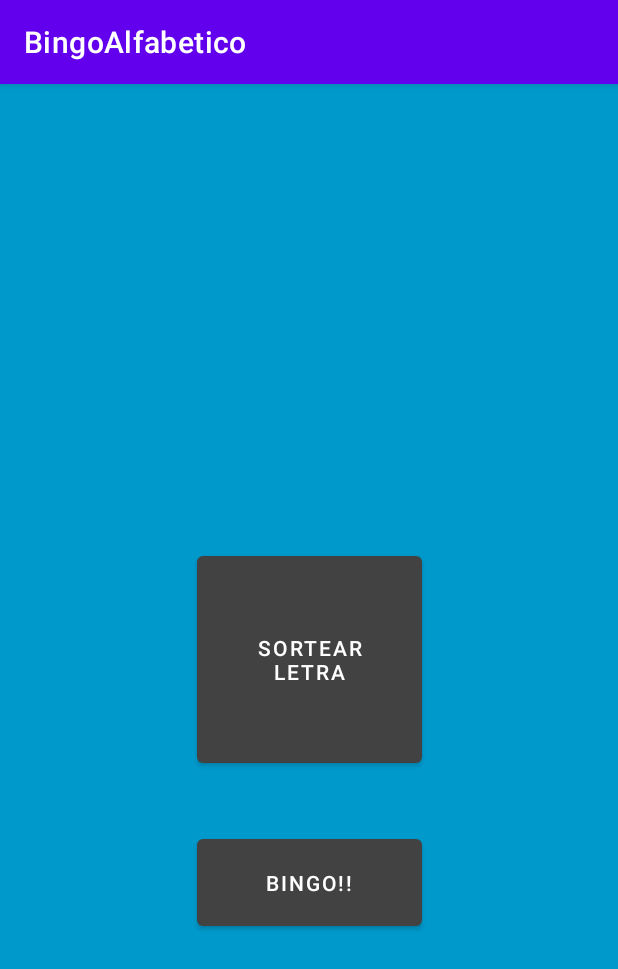
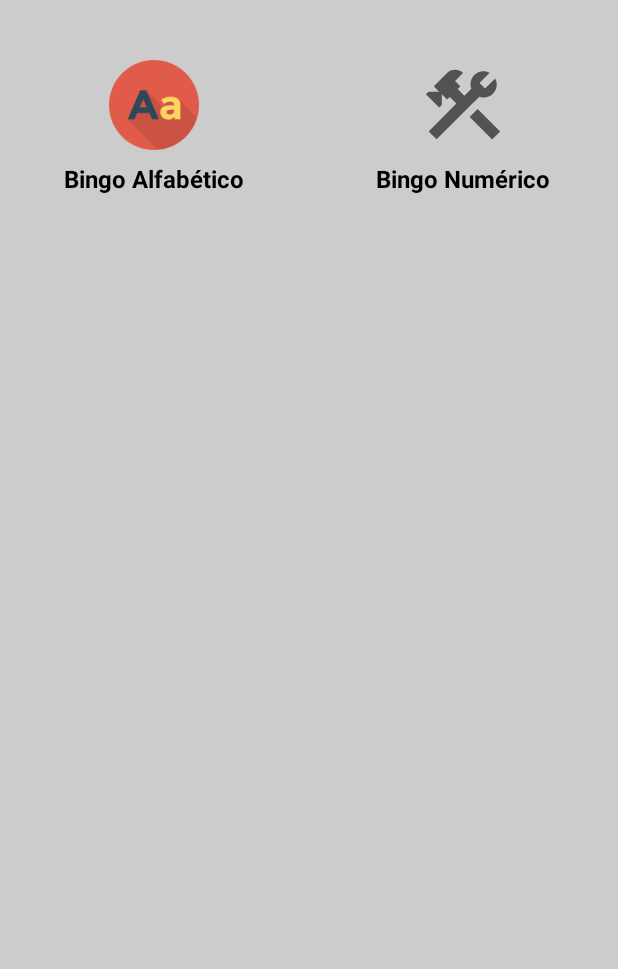
Before and after one commit to andersonluisp/bingoalfabetico, an Android app: the screen it shows after launch (MainActivity before the commit, HomeActivity after it), on a phone screen of 412 x 824 dp. Shown: the top 969 px of the screen. Run offline under Robolectric (Android 15) with nearby library versions, the phone set to English and light mode, and no system bars.

Commit message:
Criação da tela inicial de menu e organização do código do Bingo Alfabeto Acitivty

```diff
--- a/app/src/main/AndroidManifest.xml
+++ b/app/src/main/AndroidManifest.xml
@@ -9,13 +9,15 @@
         android:roundIcon="@mipmap/ic_launcher_round"
         android:supportsRtl="true"
         android:theme="@style/Theme.BingoAlfabetico">
-        <activity android:name=".MainActivity">
+        <activity android:name=".HomeActivity">
             <intent-filter>
                 <action android:name="android.intent.action.MAIN" />
 
                 <category android:name="android.intent.category.LAUNCHER" />
             </intent-filter>
         </activity>
+        <activity android:name=".BingoAlfabeticoActivity">
+        </activity>
     </application>
 
 </manifest>
--- /dev/null
+++ b/app/src/main/java/com/example/bingoalfabetico/ClickItemMenuListener.kt
@@ -0,0 +1,5 @@
+package com.example.bingoalfabetico
+
+interface ClickItemMenuListener {
+    fun clickItemMenu(homeMenu: HomeMenu)
+}
--- /dev/null
+++ b/app/src/main/java/com/example/bingoalfabetico/HomeActivity.kt
@@ -0,0 +1,67 @@
+package com.example.bingoalfabetico
+
+import android.app.Dialog
+import android.content.DialogInterface
+import android.content.Intent
+import androidx.appcompat.app.AppCompatActivity
+import android.os.Bundle
+import android.system.Os.close
+import android.widget.Toast
+import androidx.appcompat.app.AlertDialog
+import androidx.recyclerview.widget.GridLayoutManager
+import androidx.recyclerview.widget.RecyclerView
+
+class HomeActivity : AppCompatActivity(), ClickItemMenuListener {
+    private val rvList: RecyclerView by lazy {
+        findViewById<RecyclerView>(R.id.rv_list)
+    }
+
+    private val adapter = HomeAdapter(this)
+
+
+    override fun onCreate(savedInstanceState: Bundle?) {
+        super.onCreate(savedInstanceState)
+        setContentView(R.layout.activity_home)
+
+        bindViews()
+        updateList()
+    }
+
+    private fun bindViews(){
+        rvList.adapter = adapter
+        rvList.layoutManager = GridLayoutManager(this, 2)
+    }
+
+    private fun updateList() {
+        adapter.updateList(
+            arrayListOf(
+                HomeMenu(
+                    "Bingo Alfabético",
+                    R.drawable.ic_alfabetico,
+                    BingoAlfabeticoActivity(),
+                    true
+                ),
+                HomeMenu(
+                    "Bingo Numérico",
+                    R.drawable.ic_construction,
+                    HomeActivity(),
+                    false
+                )
+            )
+        )
+    }
+
+    override fun clickItemMenu(homeMenu: HomeMenu) {
+        if (!homeMenu.ativo){
+            val builder = AlertDialog.Builder(this)
+            builder.setTitle("Em contrução")
+            builder.setMessage("Este jogo está em construção")
+            builder.setPositiveButton("Ok", {dialogInterface: DialogInterface, i: Int -> })
+            builder.show()
+        }else {
+            val id = homeMenu.activity::class.java
+            val intent = Intent(this, id)
+            startActivity(intent)
+        }
+    }
+}
--- /dev/null
+++ b/app/src/main/java/com/example/bingoalfabetico/HomeAdapter.kt
@@ -0,0 +1,52 @@
+package com.example.bingoalfabetico
+
+import android.view.LayoutInflater
+import android.view.View
+import android.view.ViewGroup
+import android.widget.ImageView
+import android.widget.TextView
+import androidx.recyclerview.widget.RecyclerView
+
+class HomeAdapter(var listener: ClickItemMenuListener) : RecyclerView.Adapter<HomeAdapter.HomeAdapterViewholder>(){
+
+    private val list: MutableList<HomeMenu> = mutableListOf()
+
+    override fun onCreateViewHolder(parent: ViewGroup, viewType: Int): HomeAdapterViewholder {
+        val view = LayoutInflater.from(parent.context).inflate(R.layout.homemenu_item, parent, false)
+        return HomeAdapterViewholder(view, list, listener)
+    }
+
+    override fun onBindViewHolder(holder: HomeAdapterViewholder, position: Int) {
+        holder.bind(list[position])
+    }
+
+    override fun getItemCount(): Int {
+        return list.size
+    }
+
+    fun updateList(list: List<HomeMenu>){
+        this.list.clear()
+        this.list.addAll(list)
+        notifyDataSetChanged()
+    }
+
+    class HomeAdapterViewholder(
+        itemView: View,
+        var list: List<HomeMenu>,
+        var listener: ClickItemMenuListener
+        ): RecyclerView.ViewHolder(itemView){
+        private val tvName: TextView = itemView.findViewById(R.id.tv_homeMenu)
+        private val ivMenu: ImageView = itemView.findViewById(R.id.iv_homeMenu)
+
+        init {
+            itemView.setOnClickListener{
+                listener.clickItemMenu(list[adapterPosition])
+            }
+        }
+
+        fun bind(homeMenu: HomeMenu) {
+            tvName.text = homeMenu.name
+            ivMenu.setImageResource(homeMenu.image)
+        }
+    }
+}
--- /dev/null
+++ b/app/src/main/java/com/example/bingoalfabetico/HomeMenu.kt
@@ -0,0 +1,12 @@
+package com.example.bingoalfabetico
+
+import android.app.Activity
+import android.media.Image
+import android.service.voice.VoiceInteractionSession
+
+data class HomeMenu (
+        var name: String,
+        var image: Int,
+        var activity: Activity,
+        var ativo: Boolean
+)
--- a/app/src/main/java/com/example/bingoalfabetico/MainActivity.kt
+++ /dev/null
@@ -1,107 +0,0 @@
-package com.example.bingoalfabetico
-
-import androidx.appcompat.app.AppCompatActivity
-import android.os.Bundle
-import android.media.MediaPlayer
-import androidx.core.util.rangeTo
-import kotlinx.android.synthetic.main.activity_main.*
-
-
-class MainActivity : AppCompatActivity() {
-    private var audioLetra: MediaPlayer? = null
-    private val alfabeto: MutableList<String?> = mutableListOf("A", "B", "C", "D", "E", "F", "G", "H", "I", "J", "K", "L", "M", "N", "O", "P", "Q", "R", "S", "T", "U", "V", "W", "X", "Y", "Z")
-    private val letrasSorteadas: MutableList<String?> = mutableListOf()
-    private var bingo = 0
-    private var letraSorteada = ""
-    private var contador = 0
-
-    override fun onCreate(savedInstanceState: Bundle?) {
-        super.onCreate(savedInstanceState)
-        setContentView(R.layout.activity_main)
-
-        val btPlay = playButton
-        val btBingo = bingoButton
-
-        embaralharLetras()
-
-        btPlay.setOnClickListener {
-        if (bingo == 1){
-            embaralharLetras()
-            bingo = 0
-            falarLetra()
-            playButton.setText("Sortear outra letra")
-
-        }
-        else {
-            falarLetra()
-        }
-        }
-
-        btBingo.setOnClickListener{
-            bingo()
-        }
-
-        }
-
-    private fun falarLetra(){
-         if (contador > 25) {
-             bingo()
-             textView.setText("TODAS AS LETRAS FORAM SORTEADAS\n" +
-                     "A sequência das letras sorteadas foram:\n $letrasSorteadas\"")
-         }
-         else {
-             letraSorteada = alfabeto[contador].toString()
-             when {
-                 letraSorteada == "A" -> audioLetra = MediaPlayer.create(this, R.raw.a)
-                 letraSorteada == "B" -> audioLetra = MediaPlayer.create(this, R.raw.b)
-                 letraSorteada == "C" -> audioLetra = MediaPlayer.create(this, R.raw.c)
-                 letraSorteada == "D" -> audioLetra = MediaPlayer.create(this, R.raw.d)
-                 letraSorteada == "E" -> audioLetra = MediaPlayer.create(this, R.raw.e)
-                 letraSorteada == "F" -> audioLetra = MediaPlayer.create(this, R.raw.f)
-                 letraSorteada == "G" -> audioLetra = MediaPlayer.create(this, R.raw.g)
-                 letraSorteada == "H" -> audioLetra = MediaPlayer.create(this, R.raw.h)
-                 letraSorteada == "I" -> audioLetra = MediaPlayer.create(this, R.raw.i)
-                 letraSorteada == "J" -> audioLetra = MediaPlayer.create(this, R.raw.j)
-                 letraSorteada == "K" -> audioLetra = MediaPlayer.create(this, R.raw.k)
-                 letraSorteada == "L" -> audioLetra = MediaPlayer.create(this, R.raw.l)
-                 letraSorteada == "M" -> audioLetra = MediaPlayer.create(this, R.raw.m)
-                 letraSorteada == "N" -> audioLetra = MediaPlayer.create(this, R.raw.n)
-                 letraSorteada == "O" -> audioLetra = MediaPlayer.create(this, R.raw.o)
-                 letraSorteada == "P" -> audioLetra = MediaPlayer.create(this, R.raw.p)
-                 letraSorteada == "Q" -> audioLetra = MediaPlayer.create(this, R.raw.q)
-                 letraSorteada == "R" -> audioLetra = MediaPlayer.create(this, R.raw.r)
-                 letraSorteada == "S" -> audioLetra = MediaPlayer.create(this, R.raw.s)
-                 letraSorteada == "T" -> audioLetra = MediaPlayer.create(this, R.raw.t)
-                 letraSorteada == "U" -> audioLetra = MediaPlayer.create(this, R.raw.u)
-                 letraSorteada == "V" -> audioLetra = MediaPlayer.create(this, R.raw.v)
-                 letraSorteada == "W" -> audioLetra = MediaPlayer.create(this, R.raw.w)
-                 letraSorteada == "X" -> audioLetra = MediaPlayer.create(this, R.raw.x)
-                 letraSorteada == "Y" -> audioLetra = MediaPlayer.create(this, R.raw.y)
-                 letraSorteada == "Z" -> audioLetra = MediaPlayer.create(this, R.raw.z)
-             }
-             audioLetra?.start()
-             textView.setText("LETRA ${letraSorteada}")
-             letrasSorteadas.add(letraSorteada)
-             contador++
-         }
-
-
-    }
-
-    private fun embaralharLetras(){
-        alfabeto.shuffle()
-    }
-
-    private fun bingo() {
-        var listaLetrasSorteadas: String = ""
-        letrasSorteadas.forEach { listaLetrasSorteadas = (listaLetrasSorteadas + "$it - ") }
-        textView.setText("BINGO!!!\n" +
-                "AS LETRAS SORTEADAS FORAM:\n" +
-                " ${listaLetrasSorteadas.removeRange((listaLetrasSorteadas.lastIndex - 2), listaLetrasSorteadas.lastIndex + 1)}")
-        bingo = 1
-        contador = 0
-        playButton.setText("Outra Rodada")
-        letrasSorteadas.clear()
-        listaLetrasSorteadas = ""
-    }
-}
--- /dev/null
+++ b/app/src/main/res/drawable/ic_bingoalfabetico.xml
@@ -0,0 +1,5 @@
+<vector android:height="80dp" android:tint="?attr/colorControlNormal"
+    android:viewportHeight="24" android:viewportWidth="24"
+    android:width="80dp" xmlns:android="http://schemas.android.com/apk/res/android">
+    <path android:fillColor="@android:color/white" android:pathData="M7.59,5.41c-0.78,-0.78 -0.78,-2.05 0,-2.83 0.78,-0.78 2.05,-0.78 2.83,0 0.78,0.78 0.78,2.05 0,2.83 -0.79,0.79 -2.05,0.79 -2.83,0zM6,16L6,7L4,7v9c0,2.76 2.24,5 5,5h6v-2L9,19c-1.66,0 -3,-1.34 -3,-3zM20,20.07L14.93,15L11.5,15v-3.68c1.4,1.15 3.6,2.16 5.5,2.16v-2.16c-1.66,0.02 -3.61,-0.87 -4.67,-2.04l-1.4,-1.55c-0.19,-0.21 -0.43,-0.38 -0.69,-0.5 -0.29,-0.14 -0.62,-0.23 -0.96,-0.23h-0.03C8.01,7 7,8.01 7,9.25L7,15c0,1.66 1.34,3 3,3h5.07l3.5,3.5L20,20.07z"/>
+</vector>
--- /dev/null
+++ b/app/src/main/res/drawable/ic_construction.xml
@@ -0,0 +1,6 @@
+<vector android:height="80dp" android:tint="?attr/colorControlNormal"
+    android:viewportHeight="24" android:viewportWidth="24"
+    android:width="80dp" xmlns:android="http://schemas.android.com/apk/res/android">
+    <path android:fillColor="@android:color/white" android:pathData="M13.7827,15.1719l2.1213,-2.1213l5.9962,5.9962l-2.1213,2.1213z"/>
+    <path android:fillColor="@android:color/white" android:pathData="M17.5,10c1.93,0 3.5,-1.57 3.5,-3.5c0,-0.58 -0.16,-1.12 -0.41,-1.6l-2.7,2.7L16.4,6.11l2.7,-2.7C18.62,3.16 18.08,3 17.5,3C15.57,3 14,4.57 14,6.5c0,0.41 0.08,0.8 0.21,1.16l-1.85,1.85l-1.78,-1.78l0.71,-0.71L9.88,5.61L12,3.49c-1.17,-1.17 -3.07,-1.17 -4.24,0L4.22,7.03l1.41,1.41H2.81L2.1,9.15l3.54,3.54l0.71,-0.71V9.15l1.41,1.41l0.71,-0.71l1.78,1.78l-7.41,7.41l2.12,2.12L16.34,9.79C16.7,9.92 17.09,10 17.5,10z"/>
+</vector>
--- /dev/null
+++ b/app/src/main/res/layout/activity_home.xml
@@ -0,0 +1,19 @@
+<?xml version="1.0" encoding="utf-8"?>
+<androidx.constraintlayout.widget.ConstraintLayout xmlns:android="http://schemas.android.com/apk/res/android"
+    xmlns:app="http://schemas.android.com/apk/res-auto"
+    xmlns:tools="http://schemas.android.com/tools"
+    android:layout_width="match_parent"
+    android:layout_height="match_parent"
+    android:background="#CCCCCC"
+    tools:context=".HomeActivity">
+
+    <androidx.recyclerview.widget.RecyclerView
+        android:id="@+id/rv_list"
+        android:layout_width="0dp"
+        android:layout_height="0dp"
+        app:layout_constraintBottom_toBottomOf="parent"
+        app:layout_constraintEnd_toEndOf="parent"
+        app:layout_constraintStart_toStartOf="parent"
+        app:layout_constraintTop_toTopOf="parent" />
+
+</androidx.constraintlayout.widget.ConstraintLayout>
--- a/app/src/main/res/layout/activity_main.xml
+++ b/app/src/main/res/layout/activity_main.xml
@@ -7,10 +7,10 @@
     android:layout_height="match_parent"
     android:background="@android:color/holo_blue_dark"
     android:keepScreenOn="true"
-    tools:context=".MainActivity">
+    tools:context=".BingoAlfabeticoActivity">
 
     <Button
-        android:id="@+id/playButton"
+        android:id="@+id/sorteioButton"
         android:layout_width="150dp"
         android:layout_height="150dp"
         android:layout_marginStart="92dp"
@@ -39,7 +39,7 @@
         app:layout_constraintEnd_toEndOf="parent"
         app:layout_constraintHorizontal_bias="0.506"
         app:layout_constraintStart_toStartOf="parent"
-        app:layout_constraintTop_toBottomOf="@+id/playButton"
+        app:layout_constraintTop_toBottomOf="@+id/sorteioButton"
         app:layout_constraintVertical_bias="0.185" />
 
     <TextView
@@ -54,7 +54,7 @@
         android:textColor="@color/black"
         android:textSize="20sp"
         android:textStyle="bold"
-        app:layout_constraintBottom_toTopOf="@+id/playButton"
+        app:layout_constraintBottom_toTopOf="@+id/sorteioButton"
         app:layout_constraintEnd_toEndOf="parent"
         app:layout_constraintStart_toStartOf="parent" />
 
--- /dev/null
+++ b/app/src/main/res/layout/homemenu_item.xml
@@ -0,0 +1,43 @@
+<?xml version="1.0" encoding="utf-8"?>
+<androidx.cardview.widget.CardView
+    xmlns:android="http://schemas.android.com/apk/res/android"
+    xmlns:app="http://schemas.android.com/apk/res-auto"
+    xmlns:tools="http://schemas.android.com/tools"
+    android:layout_width="match_parent"
+    android:layout_height="wrap_content"
+    android:layout_margin="10dp"
+    app:cardElevation="0dp"
+    app:cardBackgroundColor="@android:color/transparent">
+
+    <androidx.constraintlayout.widget.ConstraintLayout
+        android:layout_width="wrap_content"
+        android:layout_height="wrap_content"
+        android:layout_gravity="center_horizontal">
+
+        <ImageView
+            android:id="@+id/iv_homeMenu"
+            android:layout_width="60dp"
+            android:layout_height="60dp"
+            android:contentDescription="Imagem Jogo"
+            app:layout_constraintTop_toTopOf="parent"
+            app:layout_constraintStart_toStartOf="parent"
+            app:layout_constraintBottom_toBottomOf="parent"
+            app:layout_constraintEnd_toEndOf="parent"
+            tools:src="@tools:sample/avatars" />
+
+        <TextView
+            android:id="@+id/tv_homeMenu"
+            android:layout_width="wrap_content"
+            android:layout_height="wrap_content"
+            android:layout_marginTop="8dp"
+            app:layout_constraintTop_toBottomOf="@id/iv_homeMenu"
+            app:layout_constraintBottom_toBottomOf="parent"
+            app:layout_constraintStart_toStartOf="parent"
+            app:layout_constraintEnd_toEndOf="parent"
+            android:textSize="16sp"
+            android:textStyle="bold"
+            android:textColor="@color/black"
+            tools:text="Tipo do Bingo"/>
+
+    </androidx.constraintlayout.widget.ConstraintLayout>
+</androidx.cardview.widget.CardView>
--- /dev/null
+++ b/app/src/main/res/values-night-v29/themes.xml
@@ -0,0 +1,18 @@
+<?xml version="1.0" encoding="utf-8"?>
+<resources xmlns:tools="http://schemas.android.com/tools">
+
+    <style name="Theme.BingoAlfabetico" parent="Theme.MaterialComponents.Light.NoActionBar">
+        <item name="android:forceDarkAllowed" tools:targetApi="q">false</item>
+        <!-- Primary brand color. -->
+        <item name="colorPrimary">@color/purple_200</item>
+        <item name="colorPrimaryVariant">@color/purple_700</item>
+        <item name="colorOnPrimary">@color/black</item>
+        <!-- Secondary brand color. -->
+        <item name="colorSecondary">@color/teal_200</item>
+        <item name="colorSecondaryVariant">@color/teal_200</item>
+        <item name="colorOnSecondary">@color/black</item>
+        <!-- Status bar color. -->
+        <item name="android:statusBarColor" tools:targetApi="l">?attr/colorPrimaryVariant</item>
+        <!-- Customize your theme here. -->
+    </style>
+</resources>
--- a/app/src/main/res/values/themes.xml
+++ b/app/src/main/res/values/themes.xml
@@ -1,6 +1,7 @@
 <resources xmlns:tools="http://schemas.android.com/tools">
     <!-- Base application theme. -->
-    <style name="Theme.BingoAlfabetico" parent="Theme.MaterialComponents.DayNight.DarkActionBar">
+    <style name="Theme.BingoAlfabetico" parent="Theme.MaterialComponents.Light.NoActionBar">
+        <item name="android:forceDarkAllowed" tools:targetApi="q">false</item>
         <!-- Primary brand color. -->
         <item name="colorPrimary">@color/purple_500</item>
         <item name="colorPrimaryVariant">@color/purple_700</item>
```
Also changed, not shown: app/src/main/java/com/example/bingoalfabetico/BingoAlfabeticoActivity.kt (added, +114 -0 lines), app/src/main/res/drawable-v24/ic_alfabetico.png (added), 1 other file.
